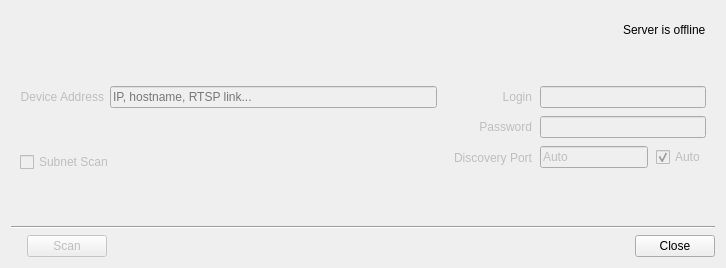
First picture: the form in client/libclient/src/ui/dialogs/camera_addition_dialog.ui, repository networkoptix/nx_open, before the edit.
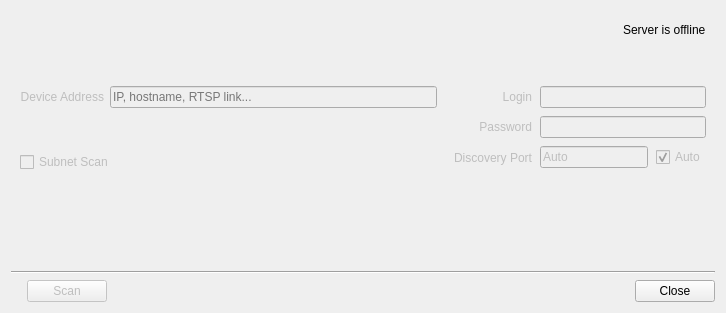
Second picture: the form after the edit. Custom widgets are drawn as their Qt base class.

Patch:
```diff
--- a/client/libclient/src/ui/dialogs/camera_addition_dialog.ui
+++ b/client/libclient/src/ui/dialogs/camera_addition_dialog.ui
@@ -7,7 +7,7 @@
     <x>0</x>
     <y>0</y>
     <width>726</width>
-    <height>268</height>
+    <height>313</height>
    </rect>
   </property>
   <property name="sizePolicy">
```
